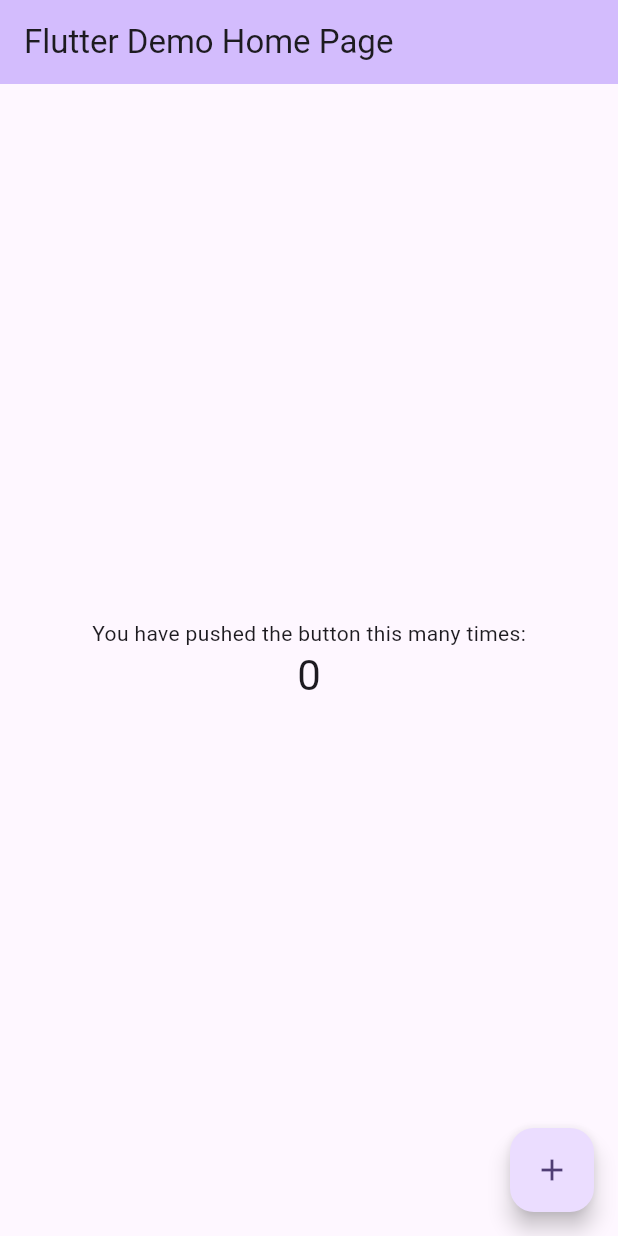
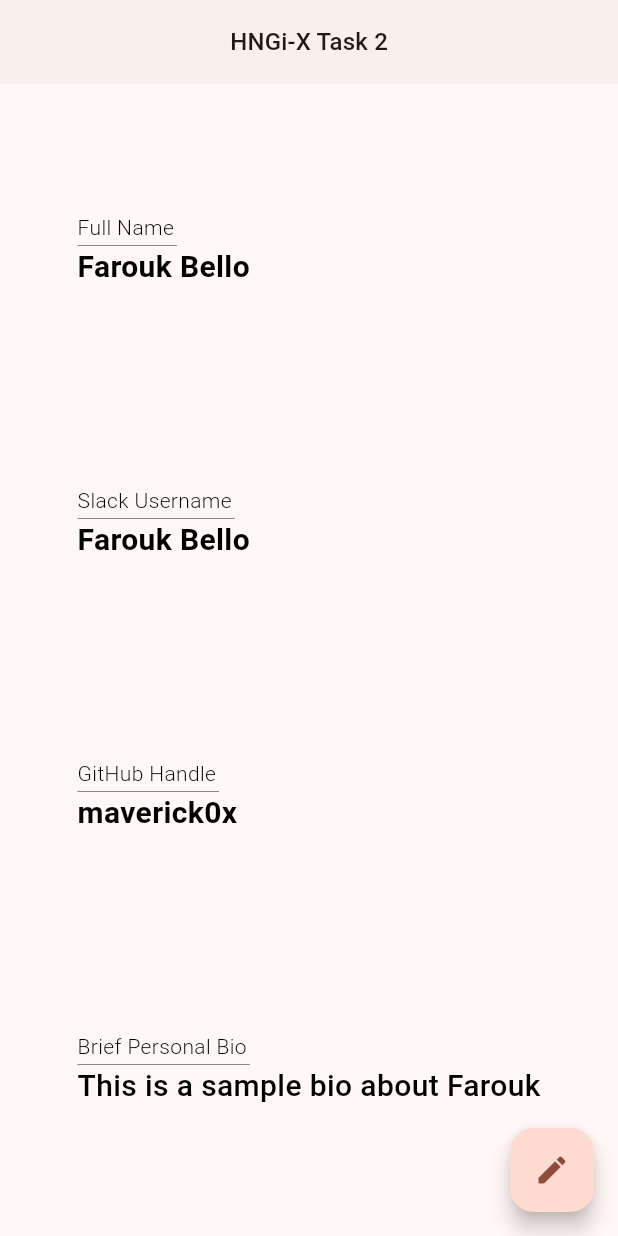
Before and after one commit to maverick0x/HNGi-X_Mobile-2, a Flutter app: the screen it shows after launch, on a phone screen of 412 x 824 dp. Run offline on Flutter 3.47's test engine with Material 2 defaults, Android fonts, the light colour scheme and no system bars.

Commit message:
Features added

```diff
--- /dev/null
+++ b/assets/user_data.json
@@ -0,0 +1,6 @@
+{
+    "fullname": "Farouk Bello",
+    "slackUsername": "Farouk Bello",
+    "githubHandle": "maverick0x",
+    "personalBio": "This is a sample bio about Farouk Bello"
+}
--- a/lib/main.dart
+++ b/lib/main.dart
@@ -1,125 +1,30 @@
 import 'package:flutter/material.dart';
 
+import 'task/main_page.dart';
+
 void main() {
-  runApp(const MyApp());
+  WidgetsFlutterBinding.ensureInitialized();
+  runApp(const HNGiXTask2App());
 }
 
-class MyApp extends StatelessWidget {
-  const MyApp({super.key});
+class HNGiXTask2App extends StatelessWidget {
+  const HNGiXTask2App({super.key});
 
-  // This widget is the root of your application.
   @override
   Widget build(BuildContext context) {
     return MaterialApp(
-      title: 'Flutter Demo',
+      debugShowCheckedModeBanner: false,
+      initialRoute: MainPage.route,
+      routes: {
+        MainPage.route: (context) => const MainPage(),
+      },
+      title: 'HNGi-X Task 2',
       theme: ThemeData(
-        // This is the theme of your application.
-        //
-        // TRY THIS: Try running your application with "flutter run". You'll see
-        // the application has a blue toolbar. Then, without quitting the app,
-        // try changing the seedColor in the colorScheme below to Colors.green
-        // and then invoke "hot reload" (save your changes or press the "hot
-        // reload" button in a Flutter-supported IDE, or press "r" if you used
-        // the command line to start the app).
-        //
-        // Notice that the counter didn't reset back to zero; the application
-        // state is not lost during the reload. To reset the state, use hot
-        // restart instead.
-        //
-        // This works for code too, not just values: Most code changes can be
-        // tested with just a hot reload.
-        colorScheme: ColorScheme.fromSeed(seedColor: Colors.deepPurple),
+        colorScheme: ColorScheme.fromSeed(
+          seedColor: Colors.deepOrange,
+        ),
         useMaterial3: true,
       ),
-      home: const MyHomePage(title: 'Flutter Demo Home Page'),
     );
   }
 }
-
-class MyHomePage extends StatefulWidget {
-  const MyHomePage({super.key, required this.title});
-
-  // This widget is the home page of your application. It is stateful, meaning
-  // that it has a State object (defined below) that contains fields that affect
-  // how it looks.
-
-  // This class is the configuration for the state. It holds the values (in this
-  // case the title) provided by the parent (in this case the App widget) and
-  // used by the build method of the State. Fields in a Widget subclass are
-  // always marked "final".
-
-  final String title;
-
-  @override
-  State<MyHomePage> createState() => _MyHomePageState();
-}
-
-class _MyHomePageState extends State<MyHomePage> {
-  int _counter = 0;
-
-  void _incrementCounter() {
-    setState(() {
-      // This call to setState tells the Flutter framework that something has
-      // changed in this State, which causes it to rerun the build method below
-      // so that the display can reflect the updated values. If we changed
-      // _counter without calling setState(), then the build method would not be
-      // called again, and so nothing would appear to happen.
-      _counter++;
-    });
-  }
-
-  @override
-  Widget build(BuildContext context) {
-    // This method is rerun every time setState is called, for instance as done
-    // by the _incrementCounter method above.
-    //
-    // The Flutter framework has been optimized to make rerunning build methods
-    // fast, so that you can just rebuild anything that needs updating rather
-    // than having to individually change instances of widgets.
-    return Scaffold(
-      appBar: AppBar(
-        // TRY THIS: Try changing the color here to a specific color (to
-        // Colors.amber, perhaps?) and trigger a hot reload to see the AppBar
-        // change color while the other colors stay the same.
-        backgroundColor: Theme.of(context).colorScheme.inversePrimary,
-        // Here we take the value from the MyHomePage object that was created by
-        // the App.build method, and use it to set our appbar title.
-        title: Text(widget.title),
-      ),
-      body: Center(
-        // Center is a layout widget. It takes a single child and positions it
-        // in the middle of the parent.
-        child: Column(
-          // Column is also a layout widget. It takes a list of children and
-          // arranges them vertically. By default, it sizes itself to fit its
-          // children horizontally, and tries to be as tall as its parent.
-          //
-          // Column has various properties to control how it sizes itself and
-          // how it positions its children. Here we use mainAxisAlignment to
-          // center the children vertically; the main axis here is the vertical
-          // axis because Columns are vertical (the cross axis would be
-          // horizontal).
-          //
-          // TRY THIS: Invoke "debug painting" (choose the "Toggle Debug Paint"
-          // action in the IDE, or press "p" in the console), to see the
-          // wireframe for each widget.
-          mainAxisAlignment: MainAxisAlignment.center,
-          children: <Widget>[
-            const Text(
-              'You have pushed the button this many times:',
-            ),
-            Text(
-              '$_counter',
-              style: Theme.of(context).textTheme.headlineMedium,
-            ),
-          ],
-        ),
-      ),
-      floatingActionButton: FloatingActionButton(
-        onPressed: _incrementCounter,
-        tooltip: 'Increment',
-        child: const Icon(Icons.add),
-      ), // This trailing comma makes auto-formatting nicer for build methods.
-    );
-  }
-}
--- /dev/null
+++ b/lib/task/main_page.dart
@@ -0,0 +1,300 @@
+import 'package:flutter/material.dart';
+import 'package:hngix_task2/task/model/user_model.dart';
+import 'package:hngix_task2/task/util/const.dart';
+
+import 'widgets/description_text.dart';
+
+class MainPage extends StatefulWidget {
+  static String route = '/';
+
+  const MainPage({super.key});
+
+  @override
+  State<MainPage> createState() => _MainPageState();
+}
+
+class _MainPageState extends State<MainPage> {
+  @override
+  Widget build(BuildContext context) {
+    final TextEditingController fullnameController = TextEditingController();
+    final TextEditingController slackUsernameController =
+        TextEditingController();
+    final TextEditingController githubHandleController =
+        TextEditingController();
+    final TextEditingController personalBioController = TextEditingController();
+
+    fullnameController.text = userModel.fullname;
+    slackUsernameController.text = userModel.slackUsername;
+    githubHandleController.text = userModel.githubHandle;
+    personalBioController.text = userModel.personalBio;
+
+    return Scaffold(
+      appBar: AppBar(
+        title: Text(
+          'HNGi-X Task 2',
+          style: Theme.of(context).textTheme.titleMedium,
+        ),
+        centerTitle: true,
+        elevation: 1,
+      ),
+      body: Container(
+        alignment: Alignment.center,
+        padding: const EdgeInsets.all(20.0),
+        child: Column(
+          mainAxisSize: MainAxisSize.max,
+          mainAxisAlignment: MainAxisAlignment.spaceAround,
+          crossAxisAlignment: CrossAxisAlignment.start,
+          children: [
+            // Requirement 1: Full Name
+            Column(
+              mainAxisSize: MainAxisSize.min,
+              crossAxisAlignment: CrossAxisAlignment.start,
+              children: [
+                const DescriptionText(description: 'Full Name'),
+                Text(
+                  userModel.fullname,
+                  style: const TextStyle(
+                    fontSize: 20,
+                    fontWeight: FontWeight.w600,
+                    color: Colors.black,
+                  ),
+                ),
+              ],
+            ),
+
+            // Requirement 2: Slack Name
+            Column(
+              mainAxisSize: MainAxisSize.min,
+              crossAxisAlignment: CrossAxisAlignment.start,
+              children: [
+                const DescriptionText(description: 'Slack Username'),
+                Text(
+                  userModel.slackUsername,
+                  style: const TextStyle(
+                    fontSize: 20,
+                    fontWeight: FontWeight.w600,
+                    color: Colors.black,
+                  ),
+                ),
+              ],
+            ),
+
+            // Requirement 3: GitHub Handle
+            Column(
+              mainAxisSize: MainAxisSize.min,
+              crossAxisAlignment: CrossAxisAlignment.start,
+              children: [
+                const DescriptionText(description: 'GitHub Handle'),
+                Text(
+                  userModel.githubHandle,
+                  style: const TextStyle(
+                    fontSize: 20,
+                    fontWeight: FontWeight.w600,
+                    color: Colors.black,
+                  ),
+                ),
+              ],
+            ),
+
+            // Requirement 4: A brief personal bio
+            Column(
+              mainAxisSize: MainAxisSize.min,
+              crossAxisAlignment: CrossAxisAlignment.start,
+              children: [
+                const DescriptionText(description: 'Brief Personal Bio'),
+                Text(
+                  userModel.personalBio,
+                  style: const TextStyle(
+                    fontSize: 20,
+                    fontWeight: FontWeight.w500,
+                    color: Colors.black,
+                  ),
+                ),
+              ],
+            ),
+          ],
+        ),
+      ),
+      floatingActionButton: FloatingActionButton(
+        onPressed: () => showModalBottomSheet(
+          context: context,
+          isScrollControlled: true,
+          builder: (context) {
+            return Container(
+              height: MediaQuery.of(context).size.height * 0.9,
+              padding: const EdgeInsets.symmetric(
+                horizontal: 30.0,
+                vertical: 20.0,
+              ),
+              child: SingleChildScrollView(
+                child: Column(
+                  mainAxisSize: MainAxisSize.max,
+                  children: [
+                    Row(
+                      mainAxisSize: MainAxisSize.max,
+                      mainAxisAlignment: MainAxisAlignment.spaceBetween,
+                      children: [
+                        Text(
+                          'Edit CV Details',
+                          style: Theme.of(context).textTheme.titleMedium,
+                        ),
+                        IconButton(
+                          onPressed: Navigator.of(context).pop,
+                          icon: Icon(
+                            Icons.cancel,
+                            color: Theme.of(context).primaryColor,
+                          ),
+                        ),
+                      ],
+                    ),
+                    const SizedBox(
+                      height: 40,
+                    ),
+                    TextFormField(
+                      controller: fullnameController,
+                      decoration: InputDecoration(
+                        labelText: 'Full Name',
+                        border: OutlineInputBorder(
+                          borderRadius: BorderRadius.circular(10),
+                        ),
+                        isDense: true,
+                      ),
+                      keyboardType: TextInputType.text,
+                      autovalidateMode: AutovalidateMode.onUserInteraction,
+                      validator: (value) {
+                        if (value!.isNotEmpty && value.length >= 5) {
+                          return null;
+                        } else {
+                          return 'Please enter your full name';
+                        }
+                      },
+                    ),
+                    const SizedBox(
+                      height: 20,
+                    ),
+                    TextFormField(
+                      controller: slackUsernameController,
+                      decoration: InputDecoration(
+                        labelText: 'Slack Username',
+                        border: OutlineInputBorder(
+                          borderRadius: BorderRadius.circular(10),
+                        ),
+                        isDense: true,
+                      ),
+                      keyboardType: TextInputType.text,
+                      autovalidateMode: AutovalidateMode.onUserInteraction,
+                      validator: (value) {
+                        if (value!.isNotEmpty && value.length >= 5) {
+                          return null;
+                        } else {
+                          return 'Please enter your slack username';
+                        }
+                      },
+                    ),
+                    const SizedBox(
+                      height: 20,
+                    ),
+                    TextFormField(
+                      controller: githubHandleController,
+                      decoration: InputDecoration(
+                        labelText: 'GitHub Handle',
+                        border: OutlineInputBorder(
+                          borderRadius: BorderRadius.circular(10),
+                        ),
+                        isDense: true,
+                      ),
+                      keyboardType: TextInputType.text,
+                      autovalidateMode: AutovalidateMode.onUserInteraction,
+                      validator: (value) {
+                        if (value!.isNotEmpty && value.length >= 5) {
+                          return null;
+                        } else {
+                          return 'Please enter your github handle';
+                        }
+                      },
+                    ),
+                    const SizedBox(
+                      height: 20,
+                    ),
+                    TextFormField(
+                      controller: personalBioController,
+                      decoration: InputDecoration(
+                        labelText: 'Brief Personal Bio',
+                        border: OutlineInputBorder(
+                          borderRadius: BorderRadius.circular(10),
+                        ),
+                        isDense: true,
+                      ),
+                      keyboardType: TextInputType.text,
+                      autovalidateMode: AutovalidateMode.onUserInteraction,
+                      validator: (value) {
+                        if (value!.isNotEmpty && value.length >= 5) {
+                          return null;
+                        } else {
+                          return 'Please enter a longer bio about yourself';
+                        }
+                      },
+                      minLines: 5,
+                      maxLines: 8,
+                    ),
+                    const SizedBox(
+                      height: 50,
+                    ),
+                    InkWell(
+                      onTap: () {
+                        String fullname = fullnameController.text;
+                        String slackUsername = slackUsernameController.text;
+                        String githubHandle = githubHandleController.text;
+                        String personalBio = personalBioController.text;
+
+                        setState(() {
+                          userModel = UserModel(
+                            fullname: fullname,
+                            slackUsername: slackUsername,
+                            githubHandle: githubHandle,
+                            personalBio: personalBio,
+                          );
+                        });
+
+                        Navigator.of(context).pop();
+                      },
+                      autofocus: true,
+                      child: Container(
+                        width: 70,
+                        height: 40,
+                        alignment: Alignment.center,
+                        padding: const EdgeInsets.symmetric(
+                          horizontal: 10.0,
+                          vertical: 8.0,
+                        ),
+                        decoration: BoxDecoration(
+                          borderRadius: BorderRadius.circular(10),
+                          color: Theme.of(context).primaryColor,
+                        ),
+                        child: Text(
+                          'Save',
+                          style: Theme.of(context)
+                              .textTheme
+                              .titleMedium!
+                              .copyWith(color: Colors.white),
+                        ),
+                      ),
+                    ),
+                    const SizedBox(
+                      height: 20,
+                    ),
+                  ],
+                ),
+              ),
+            );
+          },
+        ),
+        tooltip: 'Edit CV Details...',
+        child: Icon(
+          Icons.edit,
+          color: Theme.of(context).primaryColor,
+        ),
+      ),
+    );
+  }
+}
--- /dev/null
+++ b/lib/task/model/user_model.dart
@@ -0,0 +1,30 @@
+class UserModel {
+  final String fullname;
+  final String slackUsername;
+  final String githubHandle;
+  final String personalBio;
+
+  UserModel({
+    required this.fullname,
+    required this.slackUsername,
+    required this.githubHandle,
+    required this.personalBio,
+  });
+
+  UserModel.fromJson(Map<String, dynamic> json)
+      : fullname = json['fullname'],
+        slackUsername = json['slackUsername'],
+        githubHandle = json['githubHandle'],
+        personalBio = json['personalBio'];
+
+  Map<String, dynamic> toJson() {
+    final Map<String, dynamic> data = <String, dynamic>{};
+
+    data['fullname'] = fullname;
+    data['slackUsername'] = slackUsername;
+    data['githubHandle'] = githubHandle;
+    data['personalBio'] = personalBio;
+
+    return data;
+  }
+}
--- /dev/null
+++ b/lib/task/util/const.dart
@@ -0,0 +1,8 @@
+import 'package:hngix_task2/task/model/user_model.dart';
+
+UserModel userModel = UserModel(
+  fullname: 'Farouk Bello',
+  slackUsername: "Farouk Bello",
+  githubHandle: "maverick0x",
+  personalBio: "This is a sample bio about Farouk",
+);
--- /dev/null
+++ b/lib/task/widgets/description_text.dart
@@ -0,0 +1,36 @@
+import 'package:flutter/material.dart';
+
+class DescriptionText extends StatelessWidget {
+  final String description;
+
+  const DescriptionText({
+    super.key,
+    required this.description,
+  });
+
+  @override
+  Widget build(BuildContext context) {
+    return Container(
+      decoration: const BoxDecoration(
+        border: Border(
+          bottom: BorderSide(
+            color: Colors.black,
+            width: 0.3,
+          ),
+        ),
+      ),
+      padding: const EdgeInsets.only(
+        bottom: 2.0,
+        right: 2.0,
+      ),
+      child: Text(
+        description,
+        style: const TextStyle(
+          fontSize: 14,
+          fontWeight: FontWeight.w300,
+          color: Colors.black,
+        ),
+      ),
+    );
+  }
+}
```
Also changed, not shown: pubspec.yaml (+2 -65 lines), 1 other file.
